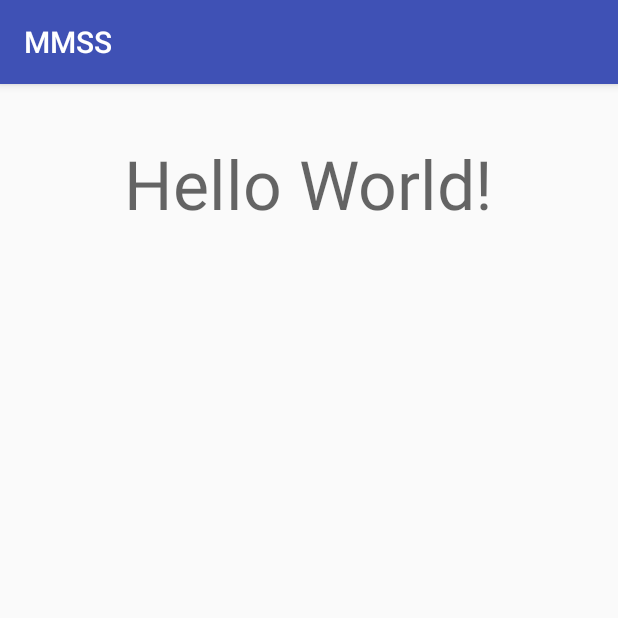
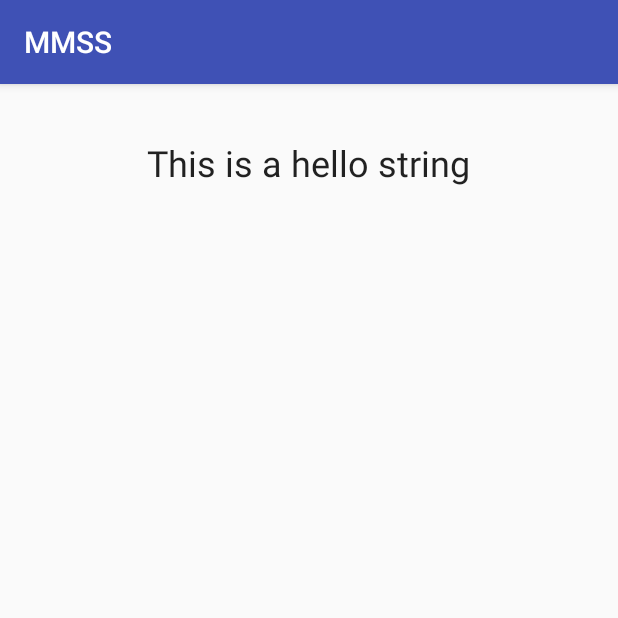
Before and after one commit to Walden1995/MMSS, an Android app: the screen it shows after launch (MainActivity), on a phone screen of 412 x 824 dp, the top half of it. Run offline under Robolectric (Android 15) with nearby library versions, the phone set to English and light mode, and no system bars.

Commit message:
20170222L1136; manual push, changed hello world to a variable and formatting

```diff
--- a/app/src/main/res/layout/activity_main.xml
+++ b/app/src/main/res/layout/activity_main.xml
@@ -13,8 +13,8 @@
     <TextView
         android:layout_width="wrap_content"
         android:layout_height="wrap_content"
-        android:text="Hello World!"
-        android:textAppearance="@style/TextAppearance.AppCompat.Display2"
+        android:text="@string/helloPhoneString"
+        android:textAppearance="@style/TextAppearance.AppCompat.Headline"
         android:layout_alignParentTop="true"
         android:layout_centerHorizontal="true"
         android:layout_marginTop="20dp" />
```
Also changed, not shown: app/src/main/res/values/strings.xml (+3 -7 lines).
